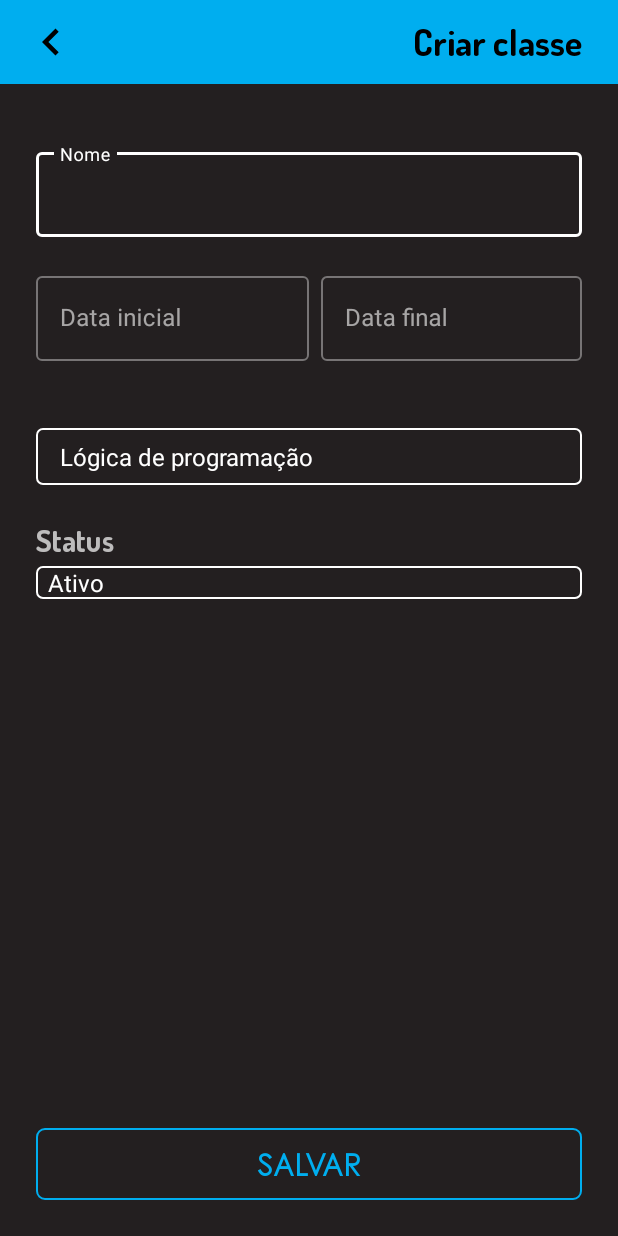
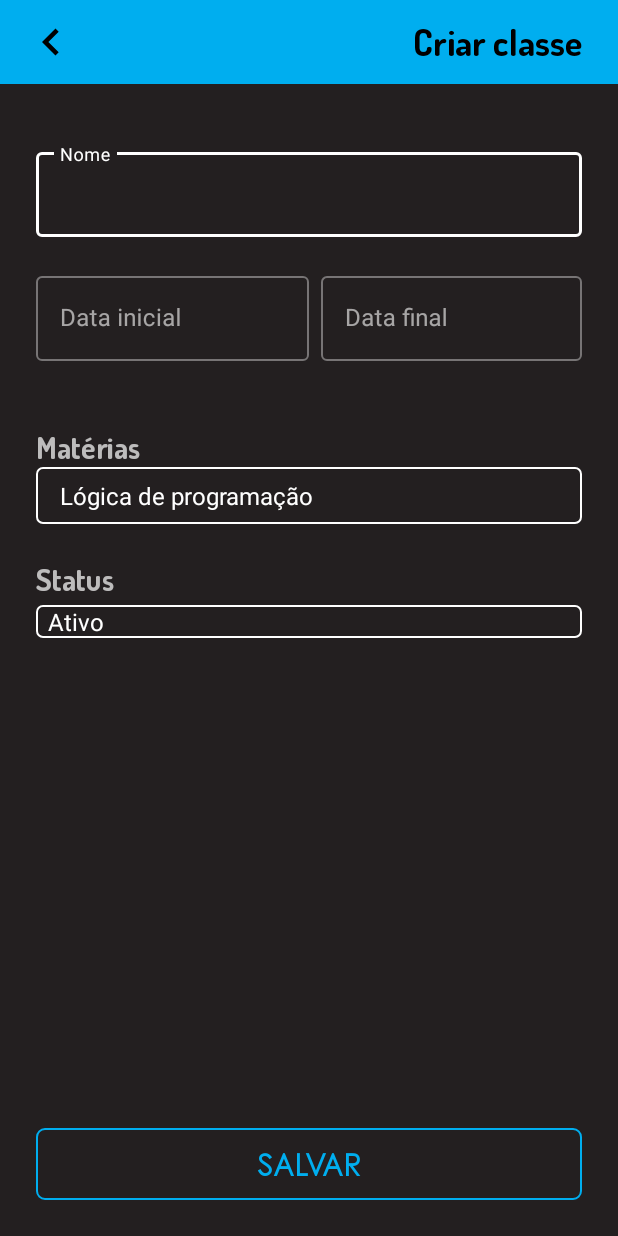
Before and after one commit to tiagomnunes89/vidacademica, an Android app: the screen it shows after launch (activity_create_class), on a phone screen of 412 x 824 dp. Run offline under Robolectric (Android 15) with nearby library versions, the light colour scheme and no system bars; our stand-ins replace data binding.

Commit message:
Criar materia update - título no spinner de subjects

```diff
--- a/app/src/main/res/layout/content_create_class.xml
+++ b/app/src/main/res/layout/content_create_class.xml
@@ -89,18 +89,30 @@
                 </com.google.android.material.textfield.TextInputLayout>
             </LinearLayout>
 
+            <TextView
+                android:id="@+id/text_view_sujbjects"
+                android:layout_width="wrap_content"
+                android:layout_height="wrap_content"
+                android:layout_marginStart="@dimen/default_size"
+                android:layout_marginTop="@dimen/default_size"
+                android:fontFamily="@font/dosis_bold"
+                android:text="@string/subjects"
+                android:textSize="@dimen/font_normal_text"
+                android:textStyle="bold"
+                app:layout_constraintStart_toStartOf="parent"
+                app:layout_constraintTop_toBottomOf="@+id/linear_layout_start_final_date" />
             <Spinner
                 android:id="@+id/spinner_list_subjects"
                 android:layout_width="match_parent"
                 android:layout_height="0dp"
                 android:layout_marginStart="@dimen/default_size"
-                android:layout_marginTop="@dimen/default_size"
+                android:layout_marginTop="0dp"
                 android:layout_marginEnd="@dimen/default_size"
                 android:background="@drawable/spinner_border_input"
                 android:entries="@array/subjects"
                 android:padding="@dimen/little_size"
                 android:spinnerMode="dropdown"
-                app:layout_constraintTop_toBottomOf="@id/linear_layout_start_final_date" />
+                app:layout_constraintTop_toBottomOf="@id/text_view_sujbjects" />
 
             <TextView
                 android:id="@+id/text_view_status_course"
--- a/app/src/main/res/values/strings.xml
+++ b/app/src/main/res/values/strings.xml
@@ -55,4 +55,5 @@
     <string name="status">Status</string>
     <string name="red_ball">Red ball</string>
     <string name="title_create_class">Criar classe</string>
+    <string name="subjects">Matérias</string>
 </resources>
```
